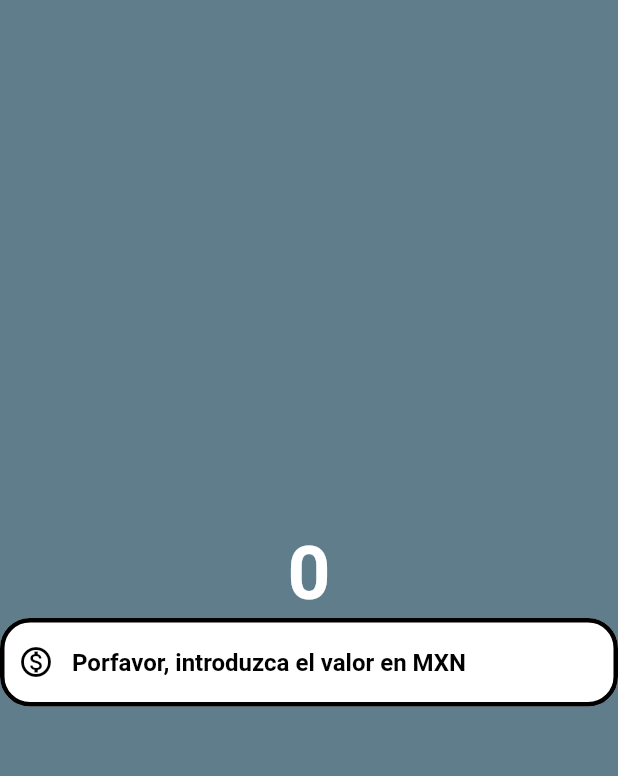
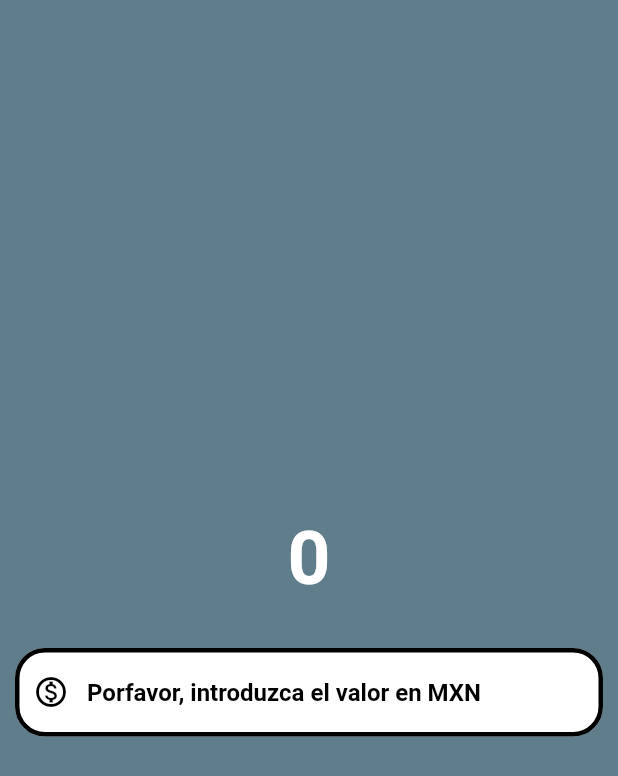
Before and after one commit to IGerardoJR/ConvertidorDivisas, a Flutter app: the screen it shows after launch, on a phone screen of 412 x 824 dp. Shown: the top 776 px of the screen. Run offline on Flutter 3.47's test engine with Material 2 defaults, Android fonts, the phone set to English and light mode, and no system bars; our stand-ins replace flutter_platform_widgets.

Commit message:
Added padding

```diff
--- a/lib/main.dart
+++ b/lib/main.dart
@@ -53,16 +53,28 @@ class MyApp extends StatelessWidget {
           child:Column(
           mainAxisAlignment: MainAxisAlignment.center,
           children: [
+            Container(
+              padding: const EdgeInsets.all(10), // Se encarga de lo de adentro.
+              margin: const EdgeInsets.all(10), // Se encarga lo de fuera.
 
-            Text('0',
+              // color: Colors.black,
+              child: Text('0',
+              textAlign:TextAlign.center ,
               style:
               TextStyle(
                 color:Color.fromRGBO(255, 255, 255, 1),
                   fontSize: 50,
                   fontWeight: FontWeight.bold
+
                   ),
               ),
-            TextField(
+            ),
+            // Padding
+            // Container
+            Container(
+              child: Padding(
+                padding: const EdgeInsets.all(10),
+                child: TextField(
                     style:TextStyle(
                       color:Colors.black,
                       fontWeight: FontWeight.bold
@@ -81,13 +93,25 @@ class MyApp extends StatelessWidget {
                         fillColor: Colors.white,
                         focusedBorder: border,
                         enabledBorder: border,
+
                       ),
                       keyboardType: TextInputType.number,
                     ),
+              ),
+
+            ),
+
             ],
+
         ),
+
        ),
+
+
+
+
       )
+
     );
   }
 
```
Lines whose indentation alone changed are shown as unchanged.
